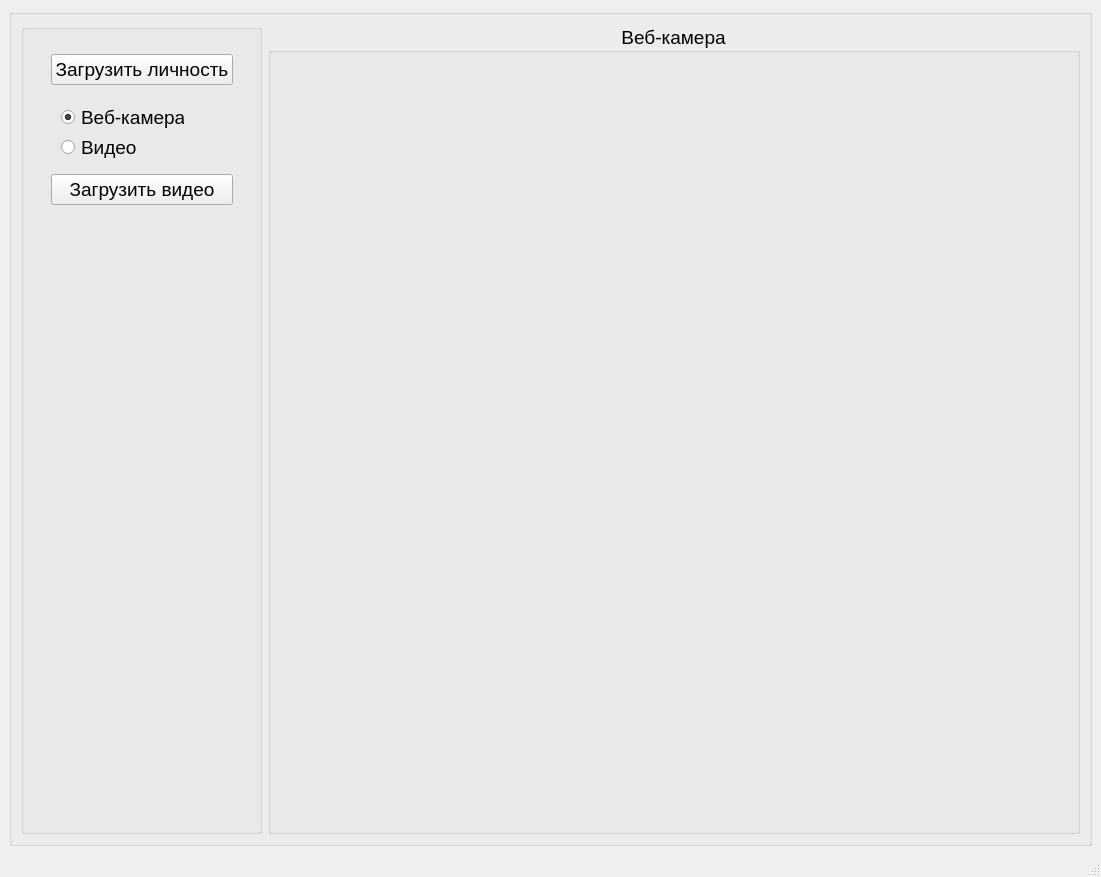
The window that src/view/mainwindow_FaceRecognition.ui (tech-veteran71/Face-Recognition) describes before a commit, drawn with Qt 5.
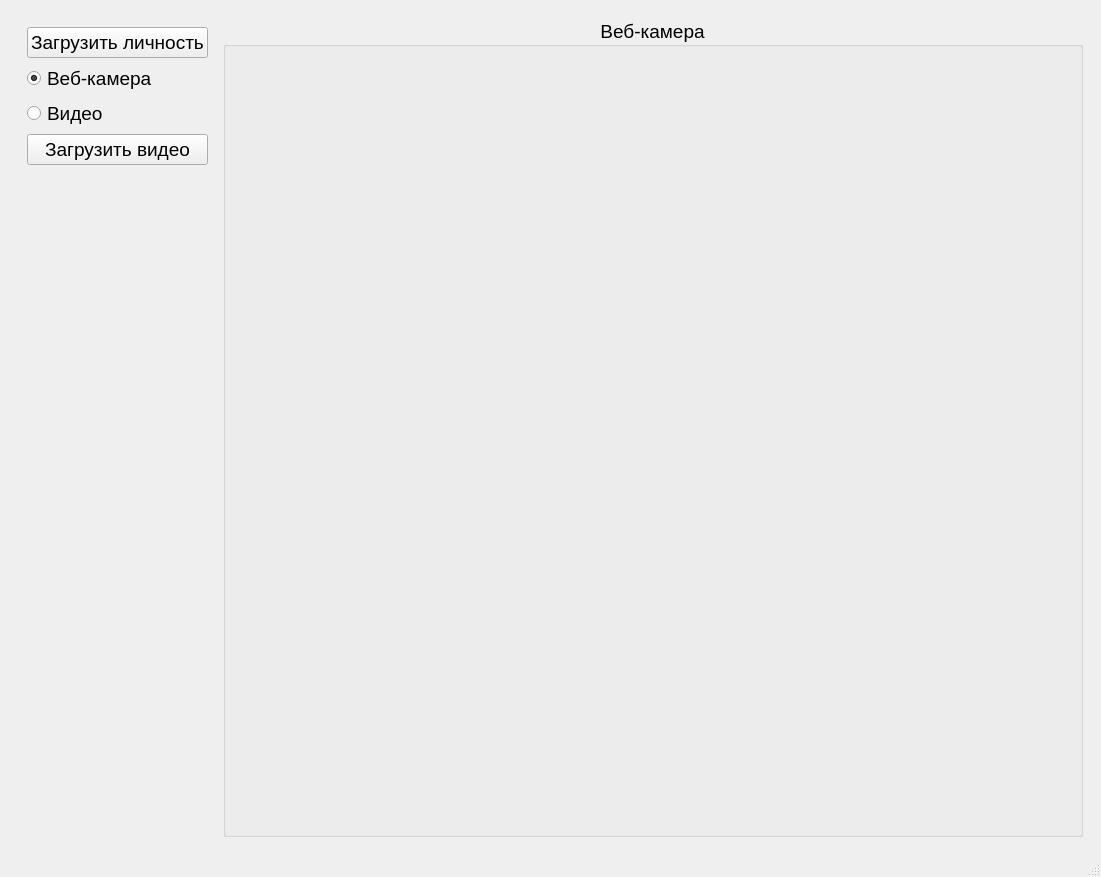
The same window after the commit.

```diff
--- a/src/view/mainwindow_FaceRecognition.ui
+++ b/src/view/mainwindow_FaceRecognition.ui
@@ -10,29 +10,32 @@
     <height>877</height>
    </rect>
   </property>
+  <property name="minimumSize">
+   <size>
+    <width>640</width>
+    <height>400</height>
+   </size>
+  </property>
   <property name="windowTitle">
    <string>MainWindow</string>
   </property>
   <widget class="QWidget" name="centralwidget">
    <layout class="QGridLayout" name="gridLayout">
     <item row="0" column="0">
-     <widget class="QGroupBox" name="Main_groupBox">
-      <property name="title">
-       <string/>
-      </property>
+     <widget class="QFrame" name="Main_frame">
       <layout class="QHBoxLayout" name="horizontalLayout">
-       <item>
-        <widget class="QGroupBox" name="buttons_groupBox">
+       <item alignment="Qt::AlignTop">
+        <widget class="QFrame" name="buttons_frame">
          <property name="sizePolicy">
-          <sizepolicy hsizetype="Preferred" vsizetype="Preferred">
+          <sizepolicy hsizetype="Preferred" vsizetype="Maximum">
            <horstretch>0</horstretch>
            <verstretch>0</verstretch>
           </sizepolicy>
          </property>
          <property name="minimumSize">
           <size>
-           <width>241</width>
-           <height>776</height>
+           <width>0</width>
+           <height>0</height>
           </size>
          </property>
          <property name="maximumSize">
@@ -41,18 +44,21 @@
            <height>16777215</height>
           </size>
          </property>
-         <property name="title">
-          <string/>
+         <property name="layoutDirection">
+          <enum>Qt::LeftToRight</enum>
          </property>
+         <property name="autoFillBackground">
+          <bool>false</bool>
+         </property>
+         <property name="frameShape">
+          <enum>QFrame::NoFrame</enum>
+         </property>
+         <layout class="QVBoxLayout" name="verticalLayout">
+          <property name="sizeConstraint">
+           <enum>QLayout::SetDefaultConstraint</enum>
+          </property>
+          <item>
          <widget class="QPushButton" name="loadimages_pushButton">
-          <property name="geometry">
-           <rect>
-            <x>30</x>
-            <y>30</y>
-            <width>182</width>
-            <height>31</height>
-           </rect>
-          </property>
           <property name="font">
            <font>
             <pointsize>14</pointsize>
@@ -62,15 +68,9 @@
            <string>Загрузить личность</string>
           </property>
          </widget>
+          </item>
+          <item>
          <widget class="QRadioButton" name="webcam_radioButton">
-          <property name="geometry">
-           <rect>
-            <x>40</x>
-            <y>80</y>
-            <width>123</width>
-            <height>27</height>
-           </rect>
-          </property>
           <property name="font">
            <font>
             <pointsize>14</pointsize>
@@ -92,33 +92,9 @@
            <bool>true</bool>
           </property>
          </widget>
-         <widget class="QPushButton" name="loadvideo_pushButton">
-          <property name="geometry">
-           <rect>
-            <x>30</x>
-            <y>150</y>
-            <width>182</width>
-            <height>31</height>
-           </rect>
-          </property>
-          <property name="font">
-           <font>
-            <pointsize>14</pointsize>
-           </font>
-          </property>
-          <property name="text">
-           <string>Загрузить видео</string>
-          </property>
-         </widget>
+          </item>
+          <item>
          <widget class="QRadioButton" name="video_radioButton">
-          <property name="geometry">
-           <rect>
-            <x>40</x>
-            <y>110</y>
-            <width>76</width>
-            <height>27</height>
-           </rect>
-          </property>
           <property name="font">
            <font>
             <pointsize>14</pointsize>
@@ -128,6 +104,20 @@
            <string>Видео</string>
           </property>
          </widget>
+          </item>
+          <item>
+           <widget class="QPushButton" name="loadvideo_pushButton">
+            <property name="font">
+             <font>
+              <pointsize>14</pointsize>
+             </font>
+            </property>
+            <property name="text">
+             <string>Загрузить видео</string>
+            </property>
+           </widget>
+          </item>
+         </layout>
         </widget>
        </item>
        <item>
@@ -152,19 +142,15 @@
          <property name="flat">
           <bool>false</bool>
          </property>
+         <layout class="QHBoxLayout" name="horizontalLayout_2">
+          <item>
          <widget class="QLabel" name="Web_label_2">
-          <property name="geometry">
-           <rect>
-            <x>10</x>
-            <y>33</y>
-            <width>781</width>
-            <height>751</height>
-           </rect>
-          </property>
           <property name="text">
            <string/>
           </property>
          </widget>
+          </item>
+         </layout>
         </widget>
        </item>
       </layout>
```
Lines whose indentation alone changed are shown as unchanged.
